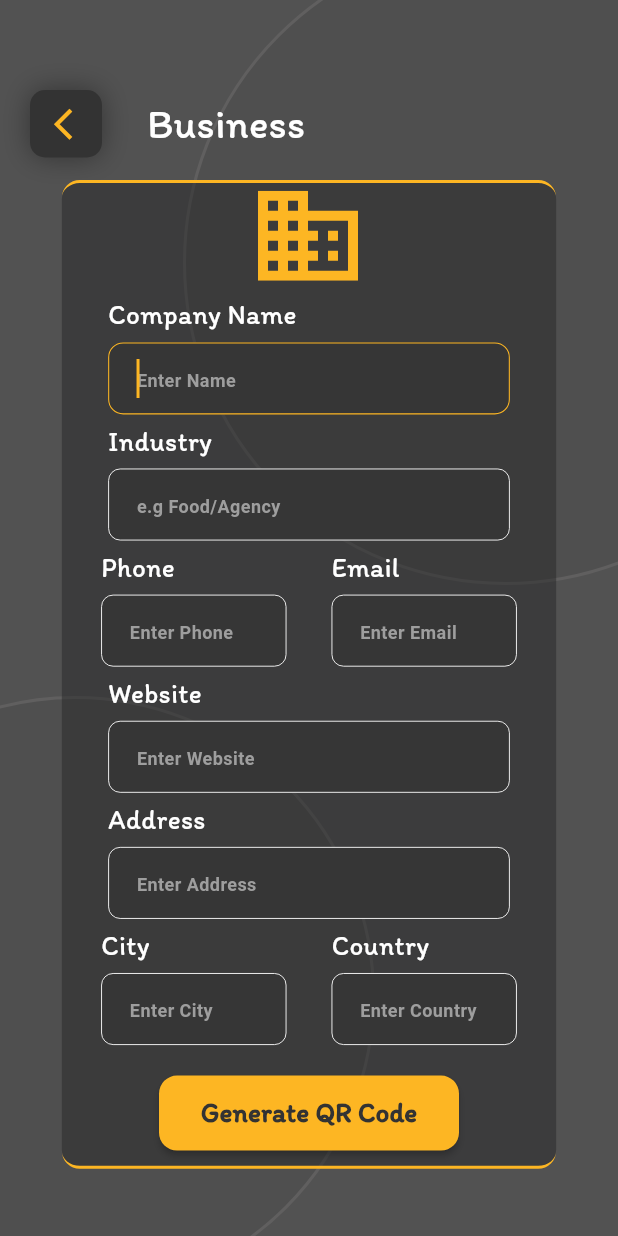
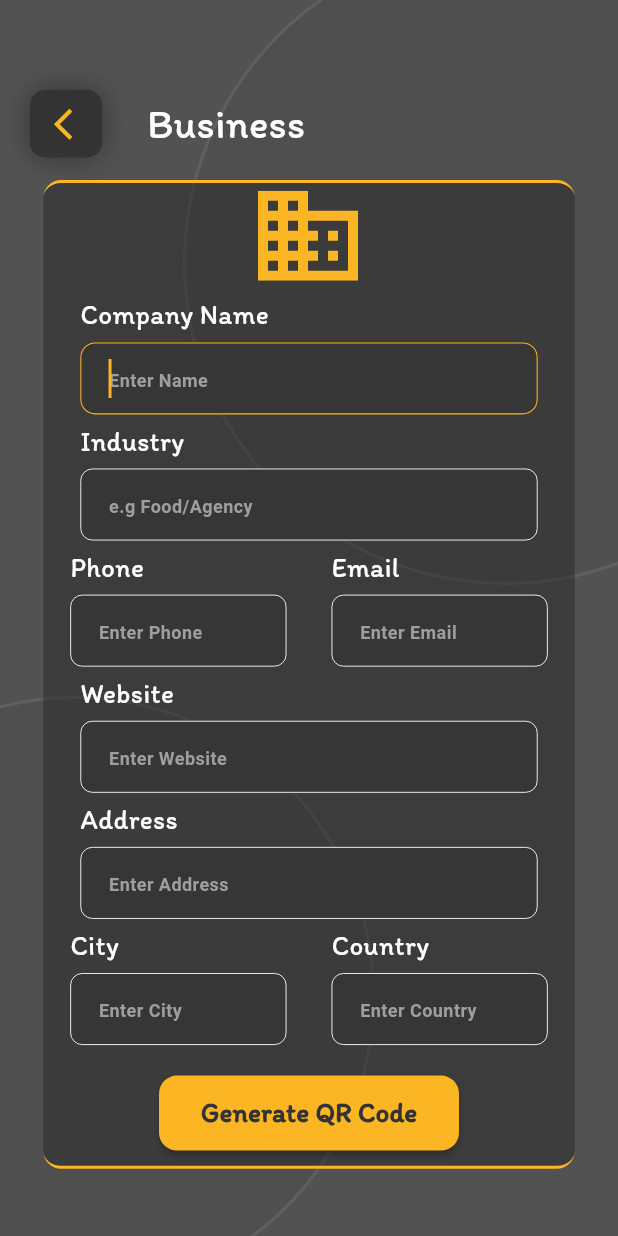
Before and after one commit to AhmedAbdelgawadHassan/Qr_Code-App, a Flutter app: the BusinesscardView screen opened by its route, on a phone screen of 412 x 824 dp. Run offline on Flutter 3.47's test engine with Material 3 defaults, Android fonts, the phone set to English and light mode, and no system bars; our stand-ins replace flutter_svg, go_router; Roboto replaces fonts that are missing (Arial).

```diff
--- a/qr_code/lib/Core/Utils/App_Assets.dart
+++ b/qr_code/lib/Core/Utils/App_Assets.dart
@@ -41,6 +41,7 @@ abstract class AppAssets
    static const String ShareIcon2="assets/Images/Vector (36).svg";
    static const String PrivacyPolicyIcon1="assets/Images/Vector (33).svg";
    static const String PrivacyPolicyIcon2="assets/Images/Vector (37).svg";
+   static const String Virate = "assets/Images/Group (3).svg";
 
 
 
--- a/qr_code/lib/Core/Utils/App_Routers.dart
+++ b/qr_code/lib/Core/Utils/App_Routers.dart
@@ -18,6 +18,7 @@ import 'package:qr_code/Features/Onboarding/Presentation/Views/MainView.dart';
 import 'package:qr_code/Features/Onboarding/Presentation/Views/Onboarding1_View.dart';
 import 'package:qr_code/Features/Onboarding/Presentation/Views/Onboarding2_View.dart';
 import 'package:qr_code/Features/Onboarding/Presentation/Views/Onboarding3_View.dart';
+import 'package:qr_code/Features/Settings/Presentation/Views/Settings_view.dart';
 import 'package:qr_code/Features/Splash/Presentation/Views/Splash_View.dart';
 
 GoRouter router = GoRouter(
@@ -42,5 +43,6 @@ GoRouter router = GoRouter(
     GoRoute(path: '/Twitter', builder: (context, state) => const TwittercardView ()),
     GoRoute(path: '/Instagram', builder: (context, state) => const InstgramcardView()),
     GoRoute(path: '/Telephone', builder: (context, state) => const TelephonecardView ()),
+    GoRoute(path: '/Settings', builder: (context, state) => const SettingsView()),
     ],
 );
--- a/qr_code/lib/Features/Generate_Qr/Presentation/Views/Widgets/BusinessCard_Container.dart
+++ b/qr_code/lib/Features/Generate_Qr/Presentation/Views/Widgets/BusinessCard_Container.dart
@@ -18,7 +18,7 @@ class BusinesscardContainer extends StatelessWidget {
     var widthScreen = MediaQuery.of(context).size.width;
     var heightScreen = MediaQuery.of(context).size.height;
     return Container(
-      width: widthScreen * 0.8,
+      width: widthScreen * 0.86,
       height: heightScreen * 0.80,
       decoration: BoxDecoration(
         color: Color.fromARGB(128, 39, 39, 40),
@@ -32,29 +32,29 @@ class BusinesscardContainer extends StatelessWidget {
           Spacer(),
           SvgPicture.asset(AppAssets.BusinessIcon1,height: 60,),
           Spacer(flex: 2,),
-            Customtextformfield(label: "Company Name", hintText: "Enter Name", maxLines: 1,ScreenRatio: 0.65,),
+            Customtextformfield(label: "Company Name", hintText: "Enter Name", maxLines: 1,ScreenRatio: 0.74,),
           Spacer(),
-         Customtextformfield(label: "Industry", hintText: "e.g Food/Agency", maxLines: 1,ScreenRatio: 0.65,),
+         Customtextformfield(label: "Industry", hintText: "e.g Food/Agency", maxLines: 1,ScreenRatio: 0.74,),
           Spacer(),
            Row(
             mainAxisAlignment: MainAxisAlignment.center,
             children: [
-              Customtextformfield(label: "Phone", hintText: "Enter Phone", maxLines: 1,ScreenRatio: 0.3,),
+              Customtextformfield(label: "Phone", hintText: "Enter Phone", maxLines: 1,ScreenRatio: 0.35,),
               SizedBox(width: 30,),
-          Customtextformfield(label: "Email", hintText: "Enter Email", maxLines: 1,ScreenRatio: 0.3,),
+          Customtextformfield(label: "Email", hintText: "Enter Email", maxLines: 1,ScreenRatio: 0.35,),
             ],
           ),
           Spacer(),
-          Customtextformfield(label: "Website", hintText: "Enter Website", maxLines: 1,ScreenRatio: 0.65,),
+          Customtextformfield(label: "Website", hintText: "Enter Website", maxLines: 1,ScreenRatio: 0.74,),
           Spacer(),
-         Customtextformfield(label: "Address", hintText: "Enter Address", maxLines: 1,ScreenRatio: 0.65,),
+         Customtextformfield(label: "Address", hintText: "Enter Address", maxLines: 1,ScreenRatio: 0.74,),
          Spacer(),
           Row(
             mainAxisAlignment: MainAxisAlignment.center,
             children: [
-              Customtextformfield(label: "City", hintText: "Enter City", maxLines: 1,ScreenRatio: 0.3,),
+              Customtextformfield(label: "City", hintText: "Enter City", maxLines: 1,ScreenRatio: 0.35,),
                SizedBox(width: 30,),
-          Customtextformfield(label: "Country", hintText: "Enter Country", maxLines: 1,ScreenRatio: 0.3,),
+          Customtextformfield(label: "Country", hintText: "Enter Country", maxLines: 1,ScreenRatio: 0.35,),
             ],
           ),
           Spacer(flex: 4,),
--- a/qr_code/lib/Features/Onboarding/Presentation/Views/Widgets/LetsStartButton.dart
+++ b/qr_code/lib/Features/Onboarding/Presentation/Views/Widgets/LetsStartButton.dart
@@ -12,7 +12,7 @@ class Letstartbutton extends StatelessWidget {
       decoration: BoxDecoration(
         boxShadow: [
           BoxShadow(
-            color: const Color.fromARGB(255, 228, 223, 223),
+            color: const Color.fromARGB(255, 190, 122, 122),
             offset: Offset(3, 5),
             blurRadius: 10
             ),
--- a/qr_code/pubspec.yaml
+++ b/qr_code/pubspec.yaml
@@ -36,6 +36,7 @@ dependencies:
   cupertino_icons: ^1.0.8
   go_router: ^14.8.1
   flutter_svg: ^2.0.17
+  vibration: ^3.1.3
 
 dev_dependencies:
   flutter_test:
```
Also changed, not shown: qr_code/lib/Core/Widgets/Settings_icon.dart (+7 -5 lines), qr_code/lib/Features/Generate_Qr/Presentation/Views/Widgets/ContactCard_Container.dart (+11 -11 lines), qr_code/lib/Features/Settings/Presentation/Views/Settings_view.dart (added, +48 -0 lines), qr_code/lib/Features/Settings/Presentation/Views/Widgets/SettinigsItem.dart (added, +52 -0 lines), qr_code/lib/Features/Settings/Presentation/Views/Widgets/SupportSettingsItem.dart (added, +37 -0 lines), qr_code/assets/Images/Group (3).svg (added), qr_code/lib/Features/Generate_Qr/Presentation/Views/BusinessCard_view.dart (line endings or trailing spaces), qr_code/pubspec.lock, 1 other file.
